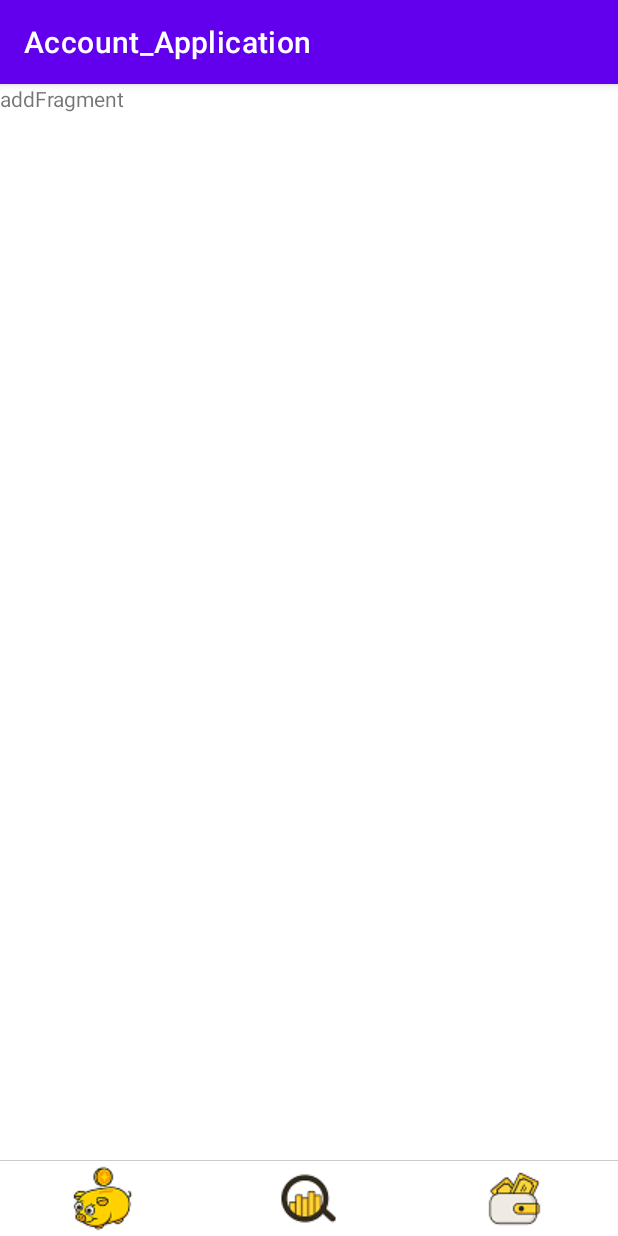
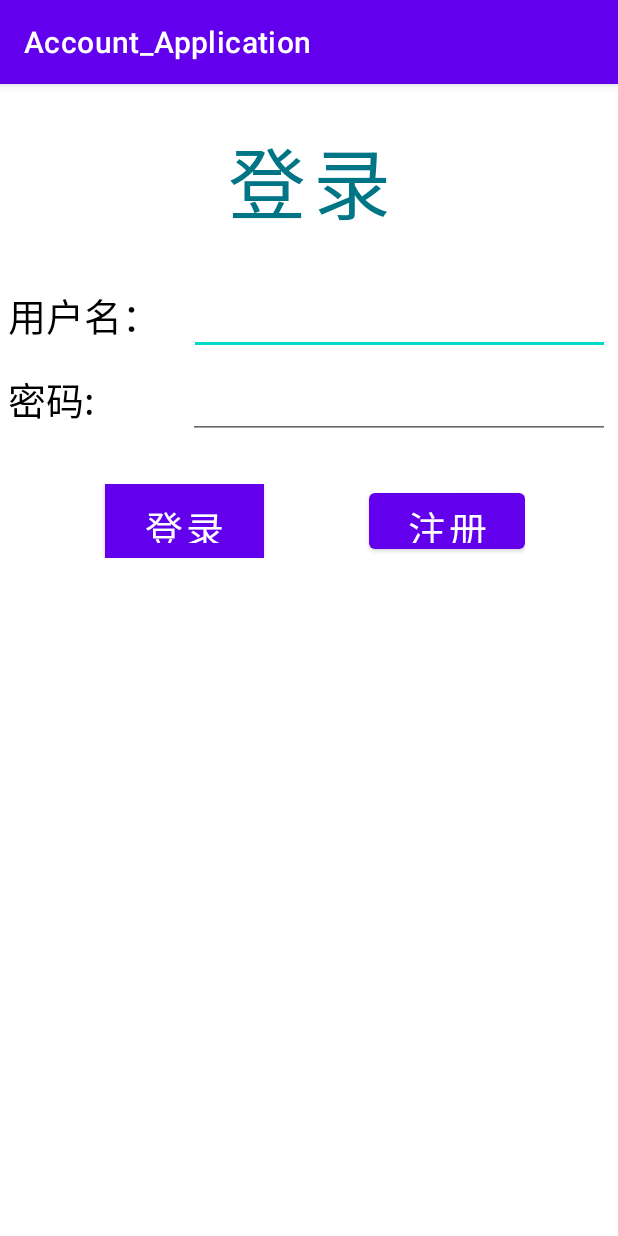
Before and after one commit to nankou/Account_Application, an Android app: the screen it shows after launch (MainActivity), on a phone screen of 412 x 824 dp. Run offline under Robolectric (Android 15) with nearby library versions, the phone set to English and light mode, and no system bars; 1 statement that could not run was skipped.

Commit message:
登录页面、注册页面逻辑+切换

```diff
--- a/app/src/main/AndroidManifest.xml
+++ b/app/src/main/AndroidManifest.xml
@@ -9,6 +9,8 @@
         android:roundIcon="@mipmap/ic_launcher_round"
         android:supportsRtl="true"
         android:theme="@style/Theme.Account_Application">
+        <activity android:name=".ClassesActivity" />
+        <activity android:name=".Register"/>
         <activity android:name=".MainActivity">
             <intent-filter>
                 <action android:name="android.intent.action.MAIN" />
--- a/app/src/main/java/com/example/account_application/DataGenerator.java
+++ b/app/src/main/java/com/example/account_application/DataGenerator.java
@@ -1,5 +1,5 @@
-/*
-*工具类
+/**
+ * 工具类
  */
 package com.example.account_application;
 
@@ -14,7 +14,7 @@
 import androidx.fragment.app.Fragment;
 
 public class DataGenerator {
-
+    // 把tab栏的图片存放在数组里面
     public static final int []mTabRes = new int[]{R.drawable.tab1,R.drawable.tab2,R.drawable.tab3};
     public static final int []mTabResPressed = new int[]{R.drawable.tab1,R.drawable.tab2,R.drawable.tab3};
     public static final String []mTabTitle = new String[]{"首页","商城","消息"};
--- a/app/src/main/java/com/example/account_application/MainActivity.java
+++ b/app/src/main/java/com/example/account_application/MainActivity.java
@@ -1,98 +1,112 @@
 package com.example.account_application;
 
 import androidx.appcompat.app.AppCompatActivity;
+import androidx.core.app.ActivityCompat;
 import androidx.fragment.app.Fragment;
 
+import android.content.ComponentName;
+import android.content.Intent;
+import android.content.ServiceConnection;
+import android.database.Cursor;
+import android.database.sqlite.SQLiteDatabase;
 import android.os.Bundle;
+import android.os.IBinder;
 import android.view.View;
+import android.widget.EditText;
 import android.widget.ImageView;
 import android.widget.TextView;
+import android.widget.Toast;
 
+import com.example.account_application.MySQLite.MySQLiteOpenHelper;
+import com.example.account_application.Service.ClassService;
 import com.google.android.material.tabs.TabLayout;
 
 public class MainActivity extends AppCompatActivity {
-    private TabLayout tab_layout;
-    private Fragment[] framensts;
+    private ServiceConnection conn;
+    private ClassService.MyBinder binder;
+    private static final String TAG = MainActivity.class.getSimpleName();
+    private boolean flag=true;
 
     @Override
     protected void onCreate(Bundle savedInstanceState) {
         super.onCreate(savedInstanceState);
-        setContentView(R.layout.tab_layout);
+        setContentView(R.layout.activity_main);
 
-        framensts = DataGenerator.getFragments();
-        initView();
+        ActivityCompat.requestPermissions(this, new String[]{"android.permission.READ_EXTERNAL_STORAGE"}, 1);
+        if(flag==true){
+            playMusic();
+        }
+        flag=false;
     }
 
-    private void initView() {
-        tab_layout = (TabLayout) findViewById(R.id.tab_layout);
+    // 登录逻辑
+    public void Login(View view) {
+        String name = ((EditText) findViewById(R.id.loginame)).getText().toString();
+        String password = ((EditText) findViewById(R.id.loginpassword)).getText().toString();
+        //获得登录用户填写的信息
+        MySQLiteOpenHelper mySQLiteOpenHelper = new MySQLiteOpenHelper(getApplicationContext(), "mydb.db", null, 1);
+        SQLiteDatabase database = mySQLiteOpenHelper.getWritableDatabase();
+        //从用户名来判断是否在用户表存在该用户
+        Cursor cursor = database.query("users", new String[] { "id", "name" , "password"}, "name=?", new String[] { name }, null, null, null);
 
+        String id=null;
+        String s1=null;
 
-        //设置监听器
-        tab_layout.addOnTabSelectedListener(new TabLayout.OnTabSelectedListener() {
-            @Override
-            public void onTabSelected(TabLayout.Tab tab) {
-                onTabItemSelected(tab.getPosition());
-
-                // Tab 选中之后，改变各个Tab的状态
-                for (int i = 0; i < tab_layout.getTabCount(); i++) {
-                    View view = tab_layout.getTabAt(i).getCustomView();
-                    ImageView icon = (ImageView) view.findViewById(R.id.tab_content_image);
-                    TextView text = (TextView) view.findViewById(R.id.tab_content_text);
-
-                    if (i == tab.getPosition()) { // 选中状态，修改字体颜色和图片，背景未实现
-//                        view.setBackgroundColor(Color.parseColor("#a9a9a9"));
-                        icon.setImageResource(DataGenerator.mTabResPressed[i]);
-                        icon.setMaxHeight(10);
-                        icon.setMaxWidth(10);
-                        text.setTextColor(getResources().getColor(android.R.color.black));
-                    } else {// 未选中状态
-//                        view.setBackgroundColor(Color.parseColor("#FFFFFF"));
-                        icon.setImageResource(DataGenerator.mTabRes[i]);
-                        icon.setMaxHeight(10);
-                        icon.setMaxWidth(10);
-                        text.setTextColor(getResources().getColor(android.R.color.darker_gray));
-                    }
-                }
-            }
-
-
-            @Override
-            public void onTabUnselected(TabLayout.Tab tab) {
-
-            }
-
-            @Override
-            public void onTabReselected(TabLayout.Tab tab) {
-
-            }
-        });
-
-        // 提供自定义的布局添加Tab，注意此处的加载页面需要在设置Listener之后，不然会导致第一次点击事件失效
-        for(int i=0;i<3;i++){
-            tab_layout.addTab(tab_layout.newTab().setCustomView(DataGenerator.getTabView(this,i)));
+        while (cursor.moveToNext()) {
+            //若存在该信息将其id和password读取出来
+            s1 = cursor.getString(cursor.getColumnIndex("password"));
+            id = String.valueOf(cursor.getInt(cursor.getColumnIndex("id")));
         }
 
-        //默认进入首页（需放在加载页面之后）
-        tab_layout.getTabAt(0).select();
+        //判断密码是否相同，且是否存在该用户
+        if(password.equals(s1)){
+            database.close();
+            Intent intent = new Intent();
+            intent.setClass(MainActivity.this, ClassesActivity.class);
+            intent.putExtra("id", id);
+            intent.putExtra("name",name);
+            startActivity(intent);
+            Toast.makeText(this, "登录成功", Toast.LENGTH_SHORT).show();
+
+        }else{
+            database.close();
+            Toast.makeText(getApplicationContext(),"用户名不存在或密码错误",Toast.LENGTH_SHORT).show();
+        }
     }
 
-    private void onTabItemSelected(int position){
-        Fragment frag = null;
-        switch (position){
-            case 0:
-                frag = framensts[0];
-                break;
-            case 1:
-                frag = framensts[1];
-                break;
+    // 注册跳转
+    public void register(View view) {
+        startActivity(new Intent(getApplicationContext(), Register.class));
+    }
 
-            case 2:
-                frag = framensts[2];
-                break;
-        }
-        //替换fragment
-        if(frag!=null) {
-            getSupportFragmentManager().beginTransaction().replace(R.id.home_container,frag).commit();
+    //
+    public void playMusic() {
+
+        if (binder == null) {
+            conn = new ServiceConnection() {
+                @Override
+                public void onServiceConnected(ComponentName name, IBinder service) {
+                    binder = (ClassService.MyBinder) service;
+                    binder.play();
+                }
+                @Override
+                public void onServiceDisconnected(ComponentName name) {}
+            };
+            bindService(new Intent(this, ClassService.class), conn, BIND_AUTO_CREATE);
+        } else {
+            binder.resumeMusic();
         }
     }
+    public void pauseMusic() {
+        binder.pauseMusic();
+    }
+
+    public void play(View view) {
+        playMusic();
+    }
+
+    public void stop(View view) {
+        pauseMusic();
+    }
+
 }
--- a/app/src/main/res/layout/activity_main.xml
+++ b/app/src/main/res/layout/activity_main.xml
@@ -4,30 +4,125 @@
     android:orientation="vertical"
     android:layout_width="match_parent"
     android:layout_height="match_parent">
+    <Button
+        android:id="@+id/button"
+        android:layout_width="match_parent"
+        android:padding="20dp"
+        android:layout_height="wrap_content"
+        android:layout_gravity="center"
+        android:background="@android:color/transparent"
+        android:textFontWeight="500"
+        android:textColor="#007586"
+        android:textSize="52dp"
+        android:text="登录" />
 
-    <FrameLayout
-        android:id="@+id/home_container"
+    <LinearLayout
         android:layout_width="match_parent"
-        android:layout_height="0dp"
-        android:layout_weight="1"
-        >
-    </FrameLayout>
+        android:layout_height="wrap_content"
+        android:orientation="horizontal"
+        android:padding="5dp">
 
-    <View android:layout_width="match_parent"
-        android:layout_height="0.5dp"
-        android:alpha="0.6"
-        android:background="@android:color/darker_gray"
-        />
+        <TextView
+            android:id="@+id/textView3"
+            style="@style/textstyle1"
+            android:layout_width="53dp"
+            android:layout_height="wrap_content"
+            android:layout_weight="1"
+            android:text="用户名：" />
 
-    <com.google.android.material.tabs.TabLayout
+        <EditText
+            android:id="@+id/loginame"
+            android:layout_width="wrap_content"
+            android:layout_height="wrap_content"
+            android:layout_weight="1"
+            android:ems="10"
+            android:inputType="textPersonName"
+            android:text=""/>
+
+    </LinearLayout>
+
+    <LinearLayout
         android:layout_width="match_parent"
-        android:layout_height="150dp"
-        app:tabIndicatorHeight="0dp"
-        app:tabSelectedTextColor="@android:color/black"
-        app:tabTextColor="@android:color/darker_gray"
-        android:id="@+id/tab_layout"
-        >
-    </com.google.android.material.tabs.TabLayout>
+        android:layout_height="wrap_content"
+        android:orientation="horizontal"
+        android:padding="5dp">
+
+        <TextView
+            android:id="@+id/textView4"
+            style="@style/textstyle1"
+            android:layout_width="wrap_content"
+            android:layout_height="wrap_content"
+            android:layout_weight="0.92"
+            android:text="密码:" />
+
+        <EditText
+            android:id="@+id/loginpassword"
+            android:layout_width="wrap_content"
+            android:layout_height="wrap_content"
+            android:layout_weight="1"
+            android:ems="10"
+            android:inputType="textPassword"
+            android:text="" />
+
+    </LinearLayout>
+
+    <LinearLayout
+        android:layout_width="wrap_content"
+        android:layout_height="wrap_content"
+        android:layout_marginTop="25dp"
+        android:orientation="horizontal">
+
+        <Button
+            android:id="@+id/button2"
+            style="@style/textstyle1"
+            android:layout_width="106dp"
+            android:layout_height="match_parent"
+            android:layout_gravity="center"
+            android:layout_marginLeft="70dp"
+            android:background="@color/main_color"
+            android:layout_weight="1"
+            android:text="登录"
+            android:textColor="@color/white"
+            android:onClick="Login"
+            />
+
+        <Button
+            android:id="@+id/button3"
+            style="@style/textstyle1"
+            android:layout_width="104dp"
+            android:layout_height="49dp"
+            android:text="注册"
+            android:textColor="@color/white"
+            android:layout_gravity="center"
+            android:layout_marginLeft="70dp"
+            android:onClick="register" />
+    </LinearLayout>
+
+<!--    <LinearLayout-->
+<!--        android:layout_width="wrap_content"-->
+<!--        android:layout_height="match_parent"-->
+<!--        android:layout_marginTop="30dp"-->
+<!--        android:orientation="horizontal">-->
+
+<!--        <Button-->
+<!--            android:id="@+id/button16"-->
+<!--            android:layout_width="60dp"-->
+<!--            android:layout_height="60dp"-->
+<!--            android:layout_marginLeft="90dp"-->
+<!--            android:layout_weight="0.09"-->
+<!--            android:background="@drawable/play"-->
+<!--            android:onClick="play" />-->
+
+<!--        <Button-->
+<!--            android:id="@+id/button15"-->
+<!--            android:layout_width="60dp"-->
+<!--            android:layout_height="60dp"-->
+<!--            android:layout_marginLeft="110dp"-->
+<!--            android:layout_marginTop="4dp"-->
+<!--            android:layout_weight="0.01"-->
+<!--            android:background="@drawable/stop"-->
+<!--            android:onClick="stop" />-->
+<!--    </LinearLayout>-->
 
 
 </LinearLayout>
--- a/app/src/main/res/values/colors.xml
+++ b/app/src/main/res/values/colors.xml
@@ -7,4 +7,8 @@
     <color name="teal_700">#FF018786</color>
     <color name="black">#FF000000</color>
     <color name="white">#FFFFFFFF</color>
+    <color name="main_color">#ffd238</color>
+    <color name="colorPrimary">#3F51B5</color>
+    <color name="colorPrimaryDark">#303F9F</color>
+    <color name="colorAccent">#FF4081</color>
 </resources>
--- /dev/null
+++ b/app/src/main/res/values/styles.xml
@@ -0,0 +1,19 @@
+<resources>
+
+    <!-- Base application theme. -->
+    <style name="AppTheme" parent="Theme.AppCompat.Light.DarkActionBar">
+        <!-- Customize your theme here. -->
+        <item name="colorPrimary">@color/colorPrimary</item>
+        <item name="colorPrimaryDark">@color/colorPrimaryDark</item>
+        <item name="colorAccent">@color/colorAccent</item>
+    </style>
+
+    <style name="textstyle1">
+        <!-- Customize your theme here. -->
+        <item name="android:textSize">25sp</item>
+        <item name="android:textColor">#000000</item>
+        <item name="windowNoTitle">true</item>
+        <item name="android:windowFullscreen">true</item>
+        <item name="android:windowBackground">@color/main_color</item>
+    </style>
+</resources>
```
Also changed, not shown: app/src/main/java/com/example/account_application/ClassesActivity.java (added, +147 -0 lines), app/src/main/java/com/example/account_application/MySQLite/MySQLiteOpenHelper.java (added, +29 -0 lines), app/src/main/java/com/example/account_application/Register.java (added, +62 -0 lines), app/src/main/java/com/example/account_application/Service/ClassService.java (added, +59 -0 lines), app/src/main/res/layout/register_layout.xml (added, +92 -0 lines), app/src/main/res/drawable-v24/background.jpg (added).
